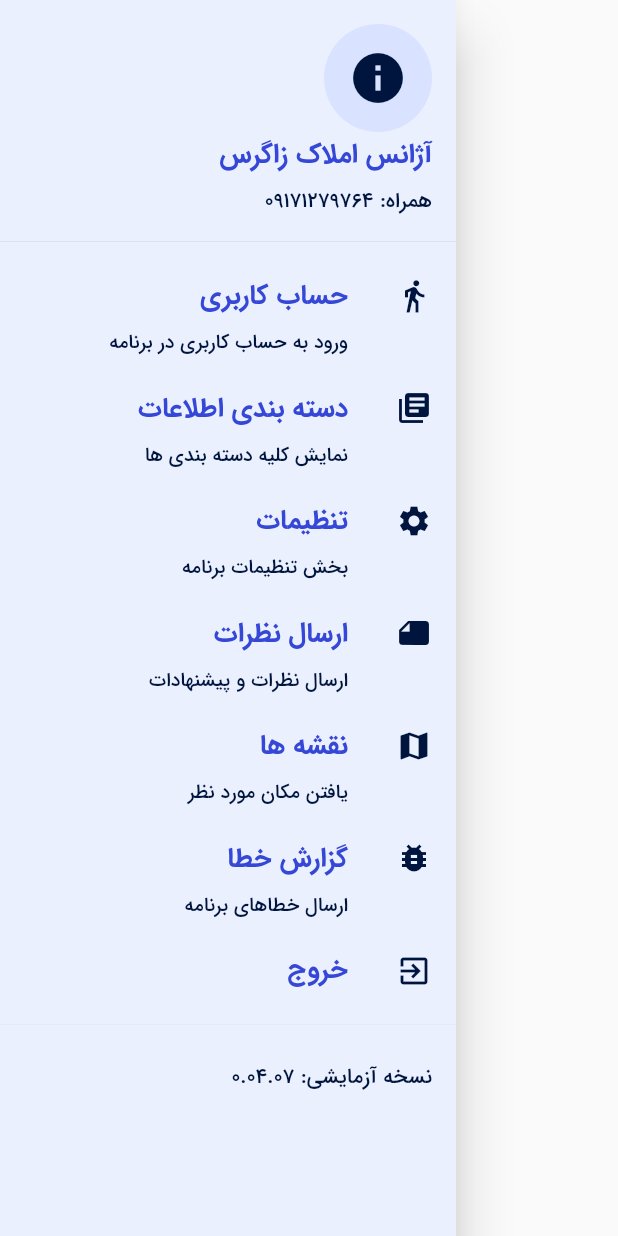
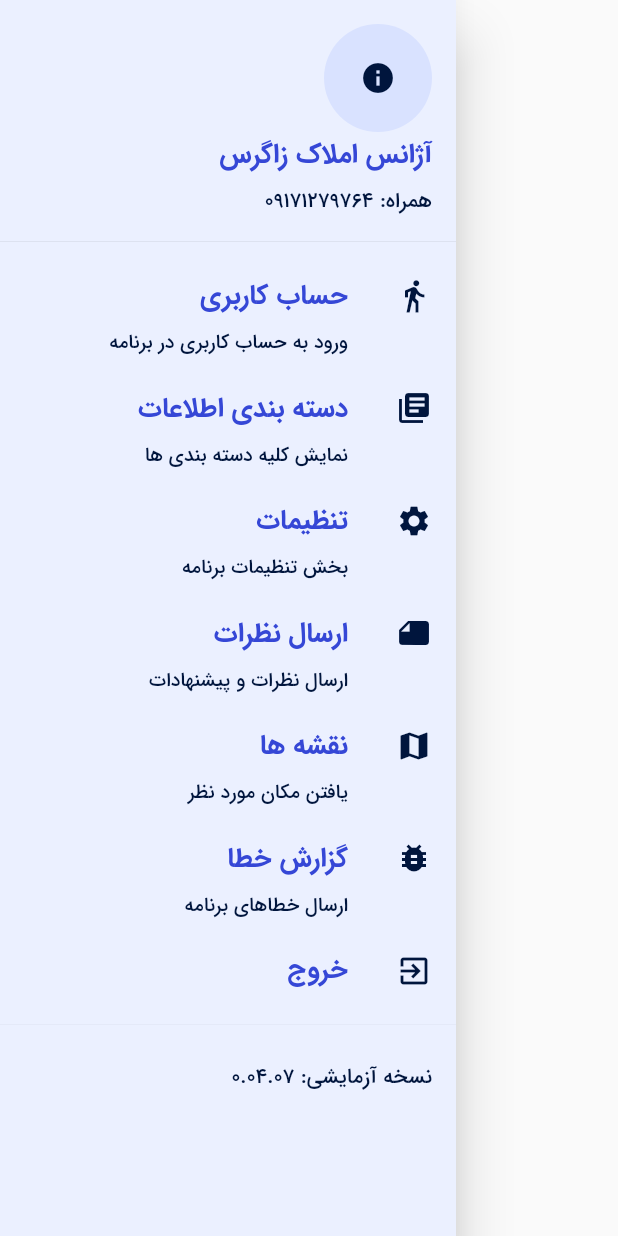
Before and after one commit to iDevGit-Project/RealSateZagrosFlutter, a Flutter app: the DrawerMainHome widget shown alone on an empty page, opened directly, on a phone screen of 412 x 824 dp. Run offline on Flutter 3.47's test engine with Material 2 defaults, Android fonts, the phone set to English and light mode, and no system bars; our stand-ins replace flutter_screenutil, flutter_spinkit, flutter_svg, introduction_screen, simple_animations; project files that could hold a hidden picture were left out.

Commit message:
Init project

```diff
--- a/lib/ui/main_drawer.dart
+++ b/lib/ui/main_drawer.dart
@@ -19,8 +19,8 @@ class DrawerMainHome extends StatelessWidget {
               currentAccountPicture: CircleAvatar(
                 backgroundColor: Color(0xFFD9E2FF),
                 child: Icon(Icons.info,
-                 size: 40,
-                 color: Color(0xFF00153D)),
+                    //  size: 40,
+                    color: Color(0xFF00153D)),
               ),
               accountName: new Text("آژانس املاک زاگرس",
                   style: TextStyle(
@@ -168,7 +168,7 @@ class DrawerMainHome extends StatelessWidget {
                       color: Color(0xFF00153D))),
               title: Text('گزارش خطا',
                   style: TextStyle(
-                     height: 2.3,
+                    height: 2.3,
                     fontWeight: FontWeight.w800,
                     fontFamily: 'IRANSans',
                     fontSize: 18,
```
